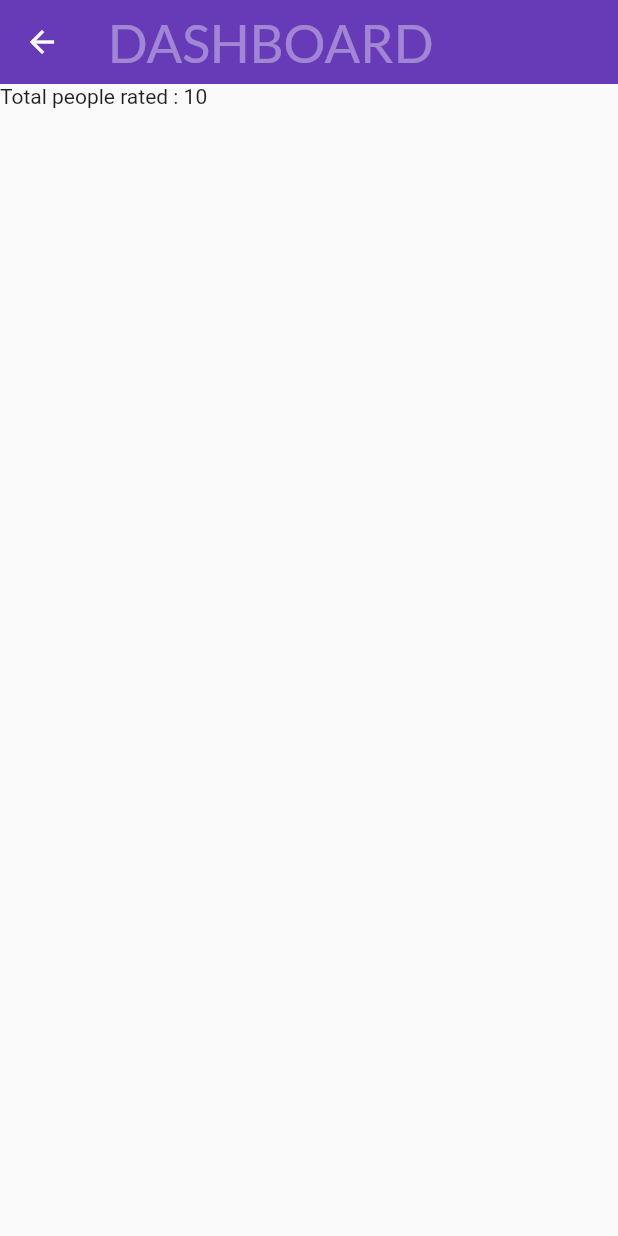
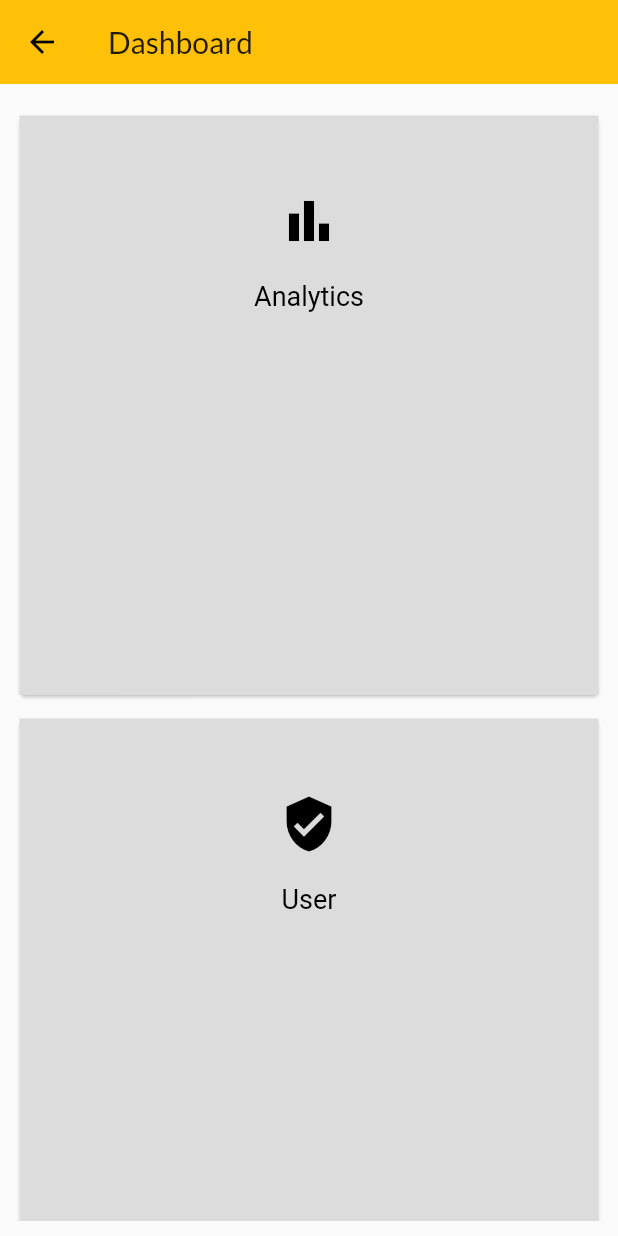
Before and after one commit to nadiraziz/feedbackall, a Flutter app: the screen it shows once a user with an empty profile is signed in, after a tap on "Dashboard", on a phone screen of 412 x 824 dp. Run offline on Flutter 3.47's test engine with Material 2 defaults, Android fonts, the phone set to English and light mode, and no system bars; our stand-ins replace cloud_firestore, firebase_auth, firebase_core, flutter_rating_bar, google_fonts; accounts and stored records are empty.

Commit message:
ui is done for vivah client

```diff
--- a/lib/main.dart
+++ b/lib/main.dart
@@ -4,7 +4,8 @@ import 'package:feedback/screens/authenticate/login_page.dart';
 import 'package:feedback/screens/authenticate/sign_up.dart';
 import 'package:feedback/screens/home/dashboard.dart';
 import 'package:feedback/screens/home/home.dart';
-import 'package:feedback/screens/rating/rate_screen.dart';
+import 'package:feedback/screens/rating/compents/customer_info.dart';
+import 'package:feedback/screens/rating/compents/rate_screen.dart';
 import 'package:feedback/screens/welcome_screen.dart';
 import 'package:feedback/services/auth.dart';
 import 'package:firebase_auth/firebase_auth.dart';
@@ -35,10 +36,11 @@ class MyApp extends StatelessWidget {
           ),
         ],
         child: MaterialApp(
-          debugShowMaterialGrid: false,
+          debugShowCheckedModeBanner: false,
           themeMode: ThemeMode.light,
           theme: ThemeData(
-          primarySwatch: Colors.deepPurple,
+          primarySwatch: Colors.amber,
+          accentColor: Color.fromRGBO(171, 105, 50, 0),
           primaryTextTheme: GoogleFonts.latoTextTheme()),
           darkTheme: ThemeData(
           brightness: Brightness.dark) ,
@@ -51,6 +53,7 @@ class MyApp extends StatelessWidget {
             SignUp.id: (context) => SignUp(),
             HomePage.id: (context) => HomePage(),
             Dashboard.id: (context) => Dashboard(),
+            CustomerInfo.id: (context) => CustomerInfo(),
           },
         ),
 
--- a/lib/screens/home/dashboard.dart
+++ b/lib/screens/home/dashboard.dart
@@ -17,16 +17,56 @@ class _DashboardState extends State<Dashboard> {
     return Scaffold(
       appBar: AppBar(
         elevation: 0.0,
-        title: Text('DASHBOARD', style: TextStyle(
-        color: Colors.white38,
-        fontSize: 35),)
+        title: Text('Dashboard')
       ),
-      body: Column(
-        children: [
-          Text('Total people rated : 10')
-        ],
+      body: Container(
+        padding: EdgeInsets.symmetric(vertical: 10.0, horizontal: 2.0),
+        child: GridView.count(
+          crossAxisCount: 1,
+          padding: EdgeInsets.all(3.0),
+          children: <Widget>[
+            makeDashboardItem("Analytics", Icons.bar_chart),
+            makeDashboardItem("User", Icons.verified_user),
+
+          ],
+        ),
       ),
     );
 
   }
 }
+
+
+Card makeDashboardItem(String title, IconData icon) {
+  return Card(
+      elevation: 1.0,
+      margin: new EdgeInsets.all(8.0),
+      child: Container(
+        decoration: BoxDecoration(color: Color.fromRGBO(220, 220, 220, 1.0)),
+        child: new InkWell(
+          onTap: () {
+
+          },
+          child: Column(
+            crossAxisAlignment: CrossAxisAlignment.stretch,
+            mainAxisSize: MainAxisSize.min,
+            verticalDirection: VerticalDirection.down,
+            children: <Widget>[
+              SizedBox(height: 50.0),
+              Center(
+                  child: Icon(
+                    icon,
+                    size: 40.0,
+                    color: Colors.black,
+                  )),
+              SizedBox(height: 20.0),
+              new Center(
+                child: new Text(title,
+                    style:
+                    new TextStyle(fontSize: 18.0, color: Colors.black)),
+              )
+            ],
+          ),
+        ),
+      ));
+}
--- a/lib/screens/home/home.dart
+++ b/lib/screens/home/home.dart
@@ -1,6 +1,7 @@
 import 'package:feedback/screens/authenticate/login_page.dart';
 import 'package:feedback/screens/home/dashboard.dart';
-import 'package:feedback/screens/rating/rate_screen.dart';
+import 'package:feedback/screens/rating/compents/customer_info.dart';
+import 'package:feedback/screens/rating/compents/rate_screen.dart';
 import 'package:feedback/services/auth.dart';
 import 'package:flutter/material.dart';
 import 'package:provider/provider.dart';
@@ -18,13 +19,22 @@ class _HomePageState extends State<HomePage> {
   @override
   Widget build(BuildContext context) {
     return Scaffold(
-      appBar: AppBar(
-        title: Row(
+      body: Center(
+        child: Column(
           children: [
-            Text('My Home page'),
-            Align(
-              alignment: Alignment.topRight,
+          Expanded(child: Image.asset('assets/images/vivah.png', fit: BoxFit.fitWidth)),
+          Padding(
+            padding: const EdgeInsets.all(25.0),
             child: ElevatedButton(
+                child: Text('Dashboard', style: TextStyle(fontSize: 24),),
+                onPressed: () {
+                  Navigator.pushNamed(context, Dashboard.id);
+                },
+            ),
+          ),
+          Padding(
+            padding: const EdgeInsets.all(15.0),
+            child: MaterialButton(
                 onPressed: (){
                   context.read<AuthenticationService>().signOut();
                   // Navigator.of(context)
@@ -32,27 +42,6 @@ class _HomePageState extends State<HomePage> {
                   Navigator.pushNamed(context, LoginPage.id);
                 },
                 child: Text('Log Out')),
-            )
-          ],
-        ),
-        elevation: 0.0,
-
-      ),
-      body: Center(
-        child: Column(
-          children: [
-          Expanded(child: Image.asset('assets/images/home.png', fit: BoxFit.fitWidth)),
-          ElevatedButton(
-            child: Text('Rate the Hotel', style: TextStyle(fontSize: 24),),
-            onPressed: () {
-              Navigator.pushNamed(context, Rating.id);
-            },
-          ),
-          ElevatedButton(
-              child: Text('Dashboard', style: TextStyle(fontSize: 24),),
-              onPressed: () {
-                Navigator.pushNamed(context, Dashboard.id);
-              },
           ),
           ]
         ),
--- a/lib/screens/welcome_screen.dart
+++ b/lib/screens/welcome_screen.dart
@@ -1,5 +1,6 @@
 import 'package:feedback/screens/authenticate/login_page.dart';
 import 'package:feedback/screens/authenticate/sign_up.dart';
+import 'package:feedback/screens/rating/compents/customer_info.dart';
 import 'package:flutter/material.dart';
 
 
@@ -17,39 +18,28 @@ class _WelcomeScreenState extends State<WelcomeScreen> {
   Widget build(BuildContext context) {
     return Scaffold(
           backgroundColor: Colors.white,
-          body: Center(
+          body: Container(
+            decoration: BoxDecoration(
+                image: DecorationImage(
+                    image: AssetImage('assets/images/vivah.png'),fit: BoxFit.fitWidth)),
+            child: Center(
               child: Column(
-
+                mainAxisAlignment: MainAxisAlignment.end,
                 children: [
-                SizedBox(
-                  height: 100.0,
+                  ElevatedButton(
+                    onPressed: (){
+                      Navigator.pushNamed(context, CustomerInfo.id);
+                    },
+                    child: Text('Start', style: TextStyle(fontSize: 30,fontWeight: FontWeight.w300)),
+                    style: TextButton.styleFrom(),
                   ),
-                Expanded(child: Image.asset('assets/images/welcome.png', fit: BoxFit.cover)),
-                Text(
-                  'Welcome To FeedBack', style: TextStyle(
-                    color: Colors.grey,
-                    fontWeight: FontWeight.bold,
-                    fontSize: 32),
-                ),
-                SizedBox(
-                  height: 50.0,
-                ),
-                ElevatedButton(
+                  SizedBox(height: 20.0),
+                  MaterialButton(
                     onPressed: (){
                       Navigator.pushNamed(context, LoginPage.id);
                     },
-                  child: Text('  Sign In  ', style: TextStyle(fontSize: 24)),
-                  style: TextButton.styleFrom(),
-                ),
-                SizedBox(
-                  height: 50.0,
-                ),
-                ElevatedButton(
-                  onPressed: (){
-                    Navigator.pushNamed(context, SignUp.id);
-                  },
-                  child: Text(' Sign Up ', style: TextStyle(fontSize: 24)),
-                  style: TextButton.styleFrom(),
+                    child: Text('Admin', style: TextStyle(fontSize: 14,color: Colors.grey)),
+                    // style: TextButton.styleFrom(),
                   ),
                   SizedBox(
                     height: 50.0,
@@ -57,6 +47,7 @@ class _WelcomeScreenState extends State<WelcomeScreen> {
                 ],
               ),
             ),
+          ),
     );
   }
 }
```
Also changed, not shown: lib/screens/rating/compents/customer_info.dart (added, +98 -0 lines), lib/screens/rating/compents/rate_screen.dart (added, +135 -0 lines), lib/screens/rating/rate_screen.dart (deleted, +0 -89 lines), assets/images/logo.png (added), assets/images/vivah.png (added), assets/images/vivah2.jpg (added), assets/images/vivahblack.png (added), 3 other files. Lines whose indentation alone changed are shown as unchanged.
